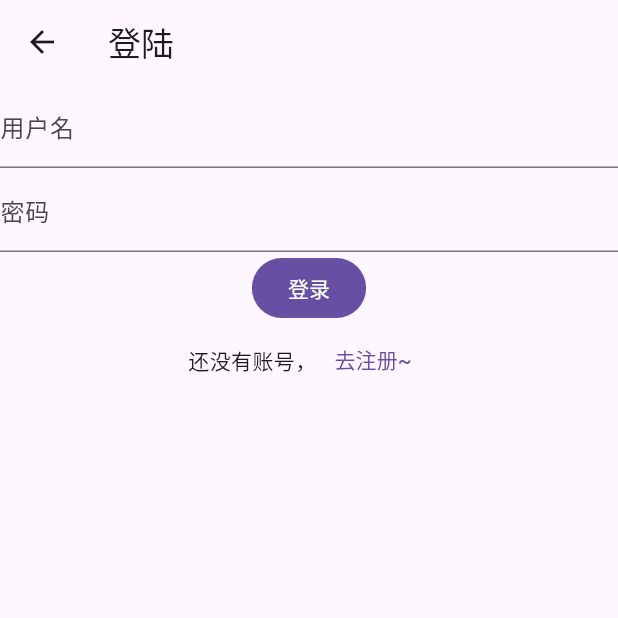
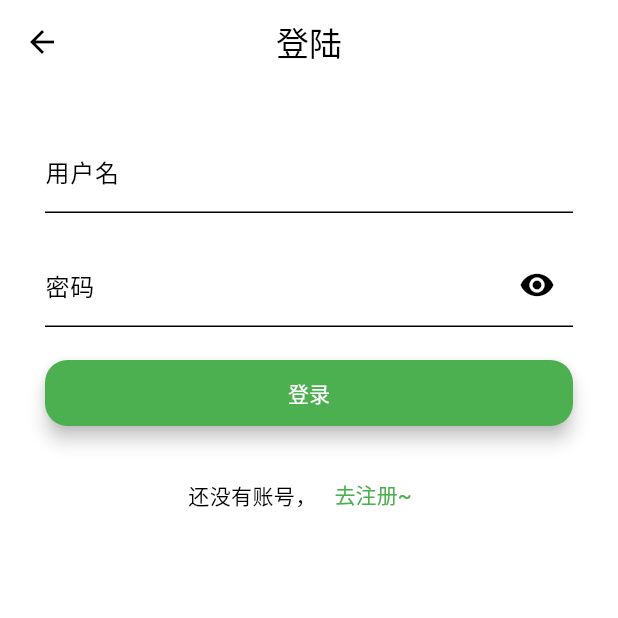
Before and after one commit to Auart/hook_up_rent, a Flutter app: the screen it shows after launch, after a tap on "/login", on a phone screen of 412 x 824 dp, the top half of it. Run offline on Flutter 3.47's test engine with Material 3 defaults, Android fonts, the phone set to English and light mode, and no system bars; our stand-ins replace fluro; missing offline and left inert: dart:ffi.

Commit message:
登录页-细节优化

```diff
--- a/lib/application.dart
+++ b/lib/application.dart
@@ -12,7 +12,7 @@ class Application extends StatelessWidget{
     Routes.configureRoutes(router);
     // TODO: implement build
     return  MaterialApp(
-        theme: ThemeData(primaryColor: Colors.green),
+      theme: ThemeData(colorScheme: ColorScheme.light(primary: Colors.green)),
         onGenerateRoute: router.generator,
     );
   }
--- a/lib/pages/login.dart
+++ b/lib/pages/login.dart
@@ -1,42 +1,97 @@
 //1.添加material 依赖
+import 'dart:ffi';
+
 import 'package:flutter/material.dart';
-import 'package:hook_up_rent/widgets/page_content.dart';
 
 //2.编写无状态组件
-class LoginPage extends StatelessWidget {
+class LoginPage extends StatefulWidget {
   const LoginPage({super.key});
+
+  @override
+  State<StatefulWidget> createState() {
+    // TODO: implement createState
+    return _LoginPageState();
+  }
+}
+
+class _LoginPageState extends State<LoginPage> {
+  bool showPassword = false;
 
   @override
   Widget build(BuildContext context) {
     // TODO: implement build
 
     return Scaffold(
+
         appBar: AppBar(
+          centerTitle: true,
           title: const Text('登陆'),
+
         ),
-      body: Column(
+        body: SafeArea(
+            minimum: EdgeInsets.all(30),
+            child: ListView(
               children: <Widget>[
                 const TextField(
-            decoration: InputDecoration(labelText: '用户名', hintText: '请输入用户名'),
+                  decoration:
+                      InputDecoration(labelText: '用户名', hintText: '请输入用户名'),
                 ),
-          const TextField(
+                Padding(
+                  padding: EdgeInsets.all(10),
+                ),
+                TextField(
                   obscureText: true,
-            decoration: InputDecoration(labelText: '密码', hintText: '请输入密码'),
+                  decoration: InputDecoration(
+                      labelText: '密码',
+                      hintText: '请输入密码',
+                      suffixIcon: IconButton(
+                        icon: Icon(showPassword
+                            ? Icons.visibility_off
+                            : Icons.visibility),
+                        onPressed: () {
+                          setState(() {
+                            showPassword = !showPassword;
+                          });
+                        },
+                      )),
                 ),
-          FilledButton(onPressed: (){
-
-          }, child: const Text('登录')),
+                Padding(
+                  padding: EdgeInsets.all(10),
+                ),
+                ElevatedButton(
+                  style: ElevatedButton.styleFrom(
+                    backgroundColor: Colors.green,
+                    elevation: 5,
+                    padding: const EdgeInsets.all(12.0),
+                    shape: RoundedRectangleBorder(
+                      borderRadius: BorderRadius.circular(15.0),
+                    ),
+                  ),
+                  onPressed: () {},
+                  child: Text(
+                    "登录",
+                    style: TextStyle(color: Colors.white),
+                  ),
+                ),
+                Padding(
+                  padding: EdgeInsets.all(10),
+                ),
                 Row(
                   //主轴对准  居中
                   mainAxisAlignment: MainAxisAlignment.center,
                   children: <Widget>[
                     Text('还没有账号，'),
-            TextButton(onPressed: (){
+                    TextButton(
+                        onPressed: () {
                           Navigator.pushNamed(context, 'register');
-            }, child: Text('去注册~'))
-          ],)
+                        },
+                        child: Text(
+                          '去注册~',
+                          style: TextStyle(color: Colors.green),
+                        ))
                   ],
-      ),
-    );
+                )
+              ],
+            )));
   }
 }
```
Lines whose indentation alone changed are shown as unchanged.
